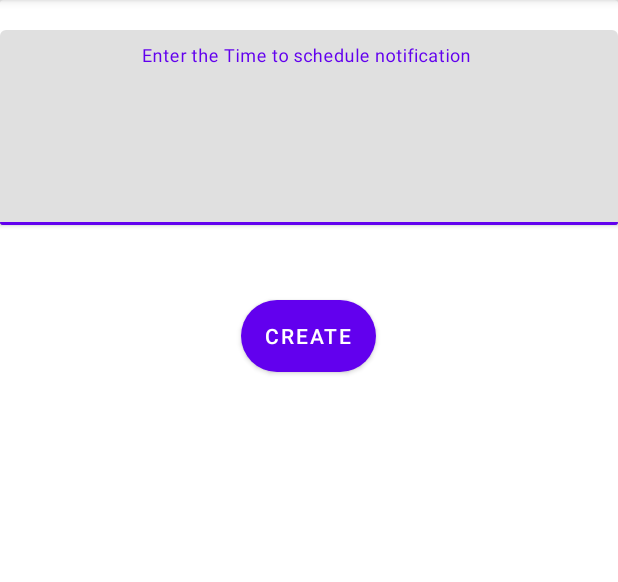
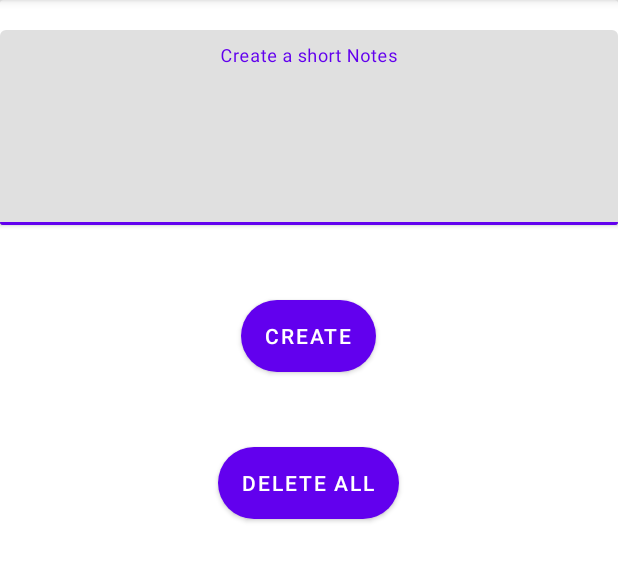
Before and after one commit to Navee-code/kotlin, an Android app: the CreateTodoTask screen opened directly, with no data from a screen before it, on a phone screen of 412 x 824 dp, the part 84-666 px from its top. Run offline under Robolectric (Android 15) with nearby library versions, the phone set to English and light mode, and no system bars; our stand-ins replace Room's generated code; 1 statement that could not run was skipped.

Commit message:
implemented ROOM dataBase and listed them in recycler view

```diff
--- a/app/build.gradle
+++ b/app/build.gradle
@@ -2,7 +2,7 @@ plugins {
     id 'com.android.application'
     id 'org.jetbrains.kotlin.android'
     id 'com.google.gms.google-services'
-     //id 'kotlin-kapt'
+     id 'kotlin-kapt'
 
 }
 android {
@@ -98,7 +98,7 @@ dependencies {
     implementation("androidx.room:room-runtime:$room_version")
     annotationProcessor("androidx.room:room-compiler:$room_version")
     implementation("androidx.room:room-ktx:$room_version")
-   // kapt("androidx.room:room-compiler:$room_version")
+    kapt("androidx.room:room-compiler:$room_version")
 
     //dagger
 //    implementation 'com.google.dagger:dagger:2.x'
--- a/app/src/main/java/com/example/myapplication/activity/CreateTodoTask.kt
+++ b/app/src/main/java/com/example/myapplication/activity/CreateTodoTask.kt
@@ -9,25 +9,55 @@ import android.widget.Toast
 import androidx.work.*
 import com.example.myapplication.workmanager.MyWorker
 import com.example.myapplication.R
+import com.example.myapplication.data.UserData
+import com.example.myapplication.data.UserDataBase
 import com.google.android.material.textfield.TextInputLayout
+import kotlinx.coroutines.Dispatchers
+import kotlinx.coroutines.GlobalScope
+import kotlinx.coroutines.launch
+import kotlinx.coroutines.withContext
 import java.util.concurrent.TimeUnit
 
 class CreateTodoTask : AppCompatActivity() {
-
+    private lateinit var userDataBase: UserDataBase
     override fun onCreate(savedInstanceState: Bundle?) {
         super.onCreate(savedInstanceState)
         setContentView(R.layout.activity_create_todo_task)
-        var text=findViewById<TextInputLayout>(R.id.todo_edit_text)
-        var create=findViewById<Button>(R.id.create_todo)
+        var text = findViewById<TextInputLayout>(R.id.todo_edit_text)
+        var create = findViewById<Button>(R.id.create_todo)
+        val delete = findViewById<Button>(R.id.delete)
+        var intent=Intent(this,MainActivity::class.java)
+        delete.setOnClickListener {
+            GlobalScope.launch {
+                userDataBase.userDao().deleteALl()
+                withContext (Dispatchers.Main){
+
+                    startActivity(intent)
+                }
+
+            }
+
+        }
+        userDataBase = UserDataBase.getDatabase(this)
         Work()
 
         create.setOnClickListener {
-            var task:String= text.editText?.text.toString()
-            Toast.makeText(this,task,Toast.LENGTH_SHORT).show()
+            var task: String = text.editText?.text.toString()
+            if (!task.isEmpty()) {
+                writeData(task)
+                startActivity(intent)
+            }
 
-            var intent=Intent(this, MainActivity::class.java)
-            startActivity(intent)
+
         }
+    }
+
+    private fun writeData(task: String) {
+        val user = UserData(null, task)
+        GlobalScope.launch(Dispatchers.IO) {
+            userDataBase.userDao().addNotes(user)
+        }
+
     }
 
     private fun Work() {
@@ -37,31 +67,29 @@ class CreateTodoTask : AppCompatActivity() {
             .setRequiresCharging(false)
             .setRequiresBatteryNotLow(true)
             .build()
-        val request =PeriodicWorkRequest.Builder(
-            MyWorker::class.java
-            ,15,TimeUnit.MINUTES).setConstraints(constraints).build()
+        val request = PeriodicWorkRequest.Builder(
+            MyWorker::class.java, 15, TimeUnit.MINUTES
+        ).setConstraints(constraints).build()
         WorkManager.getInstance(this)
-            .enqueueUniquePeriodicWork("my_id",ExistingPeriodicWorkPolicy.KEEP,request)
+            .enqueueUniquePeriodicWork("my_id", ExistingPeriodicWorkPolicy.KEEP, request)
 
 
     }
 
     override fun onBackPressed() {
-        var intent=Intent(this, MainActivity::class.java)
+        var intent = Intent(this, MainActivity::class.java)
         startActivity(intent)
         super.onBackPressed()
     }
 
-//    fun worLog(view: View) {
+    //    fun worLog(view: View) {
 //        val request: WorkRequest = OneTimeWorkRequestBuilder<MyWorker>()
 //            .build()
- //   Toast.makeText(this,"Created",Toast.LENGTH_SHORT).show()
+    //   Toast.makeText(this,"Created",Toast.LENGTH_SHORT).show()
 //        WorkManager.getInstance(this)
 //            .enqueue(request)
 //    }
-fun worLog(view: View) {
+    fun worLog(view: View) {
 
+    }
 }
-
-
-}
--- a/app/src/main/java/com/example/myapplication/activity/SplashScreenActivity.kt
+++ b/app/src/main/java/com/example/myapplication/activity/SplashScreenActivity.kt
@@ -39,12 +39,12 @@ class SplashScreenActivity : AppCompatActivity() {
         val intent = Intent(applicationContext, MainActivity::class.java)
         val google= GoogleSignIn.getLastSignedInAccount(this)
         if(google!=null){
-            Toast.makeText(this,"Google log in", Toast.LENGTH_SHORT).show()
+           // Toast.makeText(this,"Google log in", Toast.LENGTH_SHORT).show()
            // finish()
             startActivity(intent)
 
         }else if(share.sharedGetBoolean(this)){
-            Toast.makeText(this,"Real time log in", Toast.LENGTH_SHORT).show()
+           // Toast.makeText(this,"Real time log in", Toast.LENGTH_SHORT).show()
            // finish()
 
 
@@ -54,7 +54,7 @@ class SplashScreenActivity : AppCompatActivity() {
            // finish()
             startActivity(intent)
         }
-        },2500)
+        },2000)
         super.onStart()
     }
 }
--- a/app/src/main/java/com/example/myapplication/data/UserDao.kt
+++ b/app/src/main/java/com/example/myapplication/data/UserDao.kt
@@ -1,14 +1,18 @@
 package com.example.myapplication.data
 
 import androidx.lifecycle.LiveData
+import androidx.room.Dao
 import androidx.room.Insert
 import androidx.room.OnConflictStrategy
 import androidx.room.Query
-
+@Dao
 interface UserDao {
     @Insert(onConflict = OnConflictStrategy.IGNORE)
     suspend fun addNotes(userData: UserData)
     @Query("SELECT*FROM user_table ORDER BY id ASC")
-    fun readAllData(): LiveData<List<UserData>>
+    fun readAllData(): List<UserData>
+
+    @Query("DELETE FROM user_table ")
+    fun deleteALl()
 
 }
--- a/app/src/main/java/com/example/myapplication/data/UserData.kt
+++ b/app/src/main/java/com/example/myapplication/data/UserData.kt
@@ -1,12 +1,12 @@
 package com.example.myapplication.data
 
+import androidx.room.ColumnInfo
 import androidx.room.Entity
 import androidx.room.PrimaryKey
 
 @Entity(tableName = "User_table")
 data class UserData(
-    @PrimaryKey(autoGenerate = true)
-   val id:Int,
-   val note:String
+    @PrimaryKey(autoGenerate = true) val id:Int?,
+  @ColumnInfo(name = "NOTES") val note:String?
 
 )
--- a/app/src/main/java/com/example/myapplication/data/UserDataBase.kt
+++ b/app/src/main/java/com/example/myapplication/data/UserDataBase.kt
@@ -3,27 +3,29 @@ package com.example.myapplication.data
 import android.content.Context
 import androidx.room.Database
 import androidx.room.Room
+import androidx.room.RoomDatabase
+
 @Database(entities = [UserData::class], version = 1, exportSchema = false)
-abstract class UserDataBase {
+abstract class UserDataBase : RoomDatabase() {
     abstract fun userDao():UserDao
 
-//    companion object{
-//        @Volatile
-//        private var Instance:UserDataBase?=null
-//        fun getDatabase(context:Context):UserDataBase{
-//            val tempInstance= Instance
-//            if(tempInstance!=null){
-//               return tempInstance
-//            }
-//            synchronized(this){
-//          val instance= Room.databaseBuilder(
-//          context.applicationContext,UserDataBase::class.java, "user_database").build()
-//       Instance=instance
-//         return Instance as UserDataBase
-//            }
-//
-//
-//
-//        }
-// }
+    companion object{
+        @Volatile
+        private var Instance:UserDataBase?=null
+        fun getDatabase(context:Context):UserDataBase{
+            val tempInstance= Instance
+            if(tempInstance!=null){
+               return tempInstance
+            }
+            synchronized(this){
+          val instance= Room.databaseBuilder(
+          context.applicationContext,UserDataBase::class.java, "user_database").build()
+       Instance=instance
+         return instance
+            }
+
+
+
+        }
+ }
 }
--- a/app/src/main/java/com/example/myapplication/viewmodels/ViewModelRetrofitImage.kt
+++ b/app/src/main/java/com/example/myapplication/viewmodels/ViewModelRetrofitImage.kt
@@ -36,8 +36,11 @@ class ViewModelRetrofitImage :ViewModel(){
             try {
 
                 val result = retrofit.getData()
+
                 if (result.body() != null) {
+
                     data.postValue(result.body())
+
 
 
                 }
--- a/app/src/main/res/layout/activity_create_todo_task.xml
+++ b/app/src/main/res/layout/activity_create_todo_task.xml
@@ -15,7 +15,7 @@
             android:id="@+id/todo_edit_text"
             android:layout_width="match_parent"
             android:layout_height="match_parent"
-            android:hint="Enter the Time to schedule notification "
+            android:hint="Create a short Notes"
             android:layout_marginTop="20dp">
 
             <com.google.android.material.textfield.TextInputEditText
@@ -35,5 +35,16 @@
         android:background="@drawable/round_button"
         android:onClick="worLog"
         android:text="@string/create" />
+    <Button
+        android:id="@+id/delete"
+        android:layout_width="wrap_content"
+        android:layout_height="wrap_content"
+        android:layout_gravity="center_vertical|center_horizontal"
+        android:layout_marginTop="50dp"
+        android:background="@drawable/round_button"
+        android:onClick="delete"
+        android:text="Delete ALL" />
+
+
 
 </LinearLayout>
```
Also changed, not shown: app/src/main/java/com/example/myapplication/activity/LoginActivity.kt (+4 -6 lines), app/src/main/java/com/example/myapplication/activity/MainActivity.kt (+23 -2 lines), app/src/main/java/com/example/myapplication/adaptor/RvAdapter.kt (+19 -5 lines), app/src/main/java/com/example/myapplication/viewmodels/ViewModelRetrofit.kt (+7 -5 lines).
